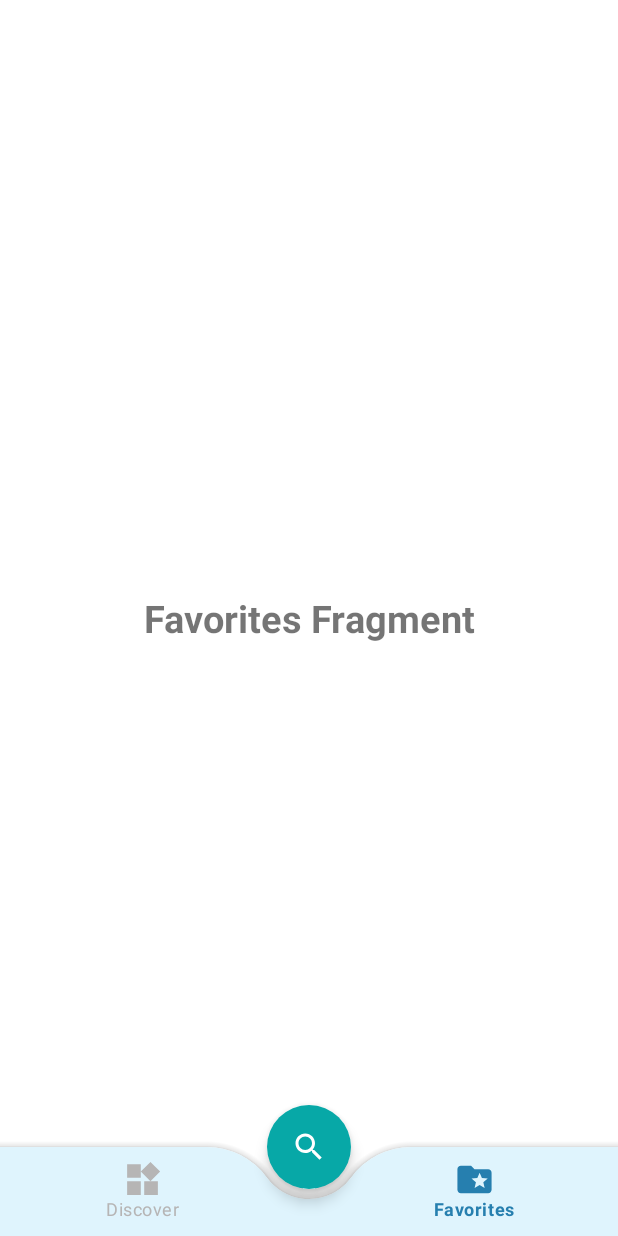
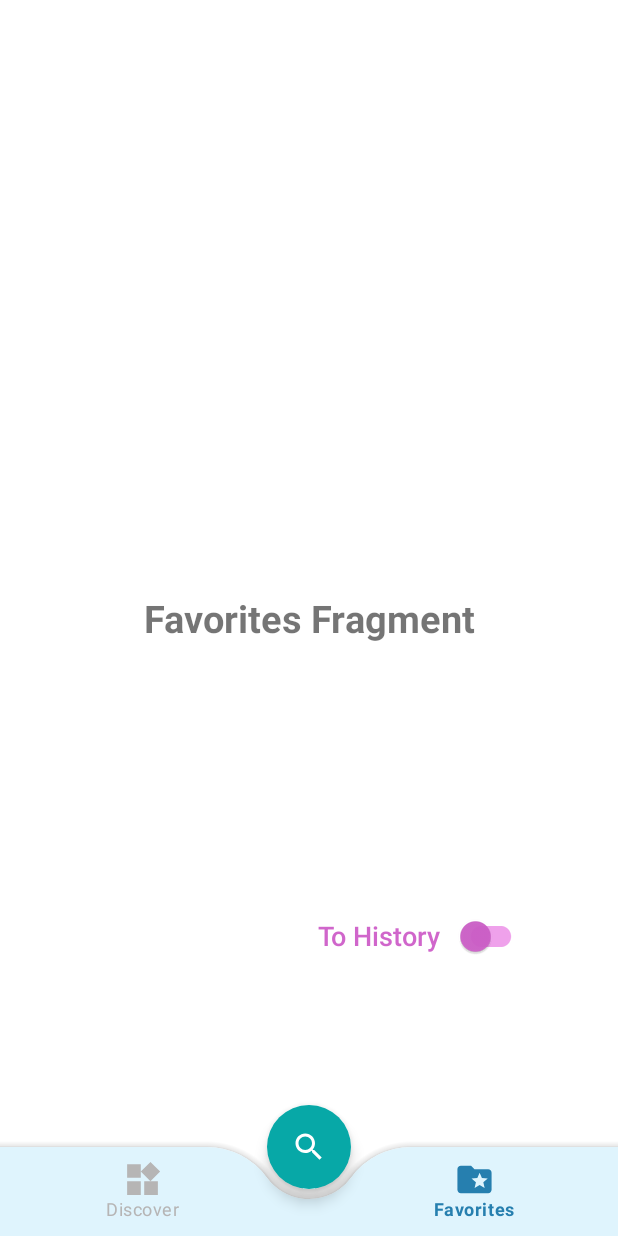
Before and after one commit to Catherine0120/MyNewsApp, an Android app: the screen it shows after launch (MainActivity), item 3 of the bottom bar chosen, on a phone screen of 412 x 824 dp. Run offline under Robolectric (Android 15) with nearby library versions, the phone set to English and light mode, and no system bars; libraries missing offline, so code that uses them is left out: com.github.ybq.android, com.mancj.materialsearchbar; plain views replace SpinKitView.

Commit message:
start fav/history functions

```diff
--- a/MyNewsApp/app/build.gradle
+++ b/MyNewsApp/app/build.gradle
@@ -41,5 +41,6 @@ dependencies {
     implementation 'com.google.android.material:material:1.6.1'
     implementation 'com.github.mancj:MaterialSearchBar:0.8.5'
     implementation 'com.github.ybq:Android-SpinKit:1.4.0'
+    implementation 'com.sackcentury:shinebutton:1.0.0'
 
 }
--- a/MyNewsApp/app/src/main/java/com/java/zhangshiying/DiscoverFragment.java
+++ b/MyNewsApp/app/src/main/java/com/java/zhangshiying/DiscoverFragment.java
@@ -16,6 +16,7 @@ import android.text.TextUtils;
 import android.view.LayoutInflater;
 import android.view.View;
 import android.view.ViewGroup;
+import android.widget.ImageView;
 import android.widget.Toast;
 
 import org.json.JSONArray;
--- a/MyNewsApp/app/src/main/java/com/java/zhangshiying/FavoritesFragment.java
+++ b/MyNewsApp/app/src/main/java/com/java/zhangshiying/FavoritesFragment.java
@@ -7,35 +7,44 @@ import androidx.fragment.app.Fragment;
 import android.view.LayoutInflater;
 import android.view.View;
 import android.view.ViewGroup;
+import android.widget.CompoundButton;
+
+import com.google.android.material.switchmaterial.SwitchMaterial;
+
+import java.util.ArrayList;
 
 public class FavoritesFragment extends Fragment {
 
-    public FavoritesFragment() {
-        // Required empty public constructor
-    }
+    public static ArrayList<News> favNewsList = new ArrayList<>();
+    public static ArrayList<News> historyNewsList = new ArrayList<>();
 
-//    public static FavoritesFragment newInstance(String param1, String param2) {
-//        FavoritesFragment fragment = new FavoritesFragment();
-//        Bundle args = new Bundle();
-//        args.putString(ARG_PARAM1, param1);
-//        args.putString(ARG_PARAM2, param2);
-//        fragment.setArguments(args);
-//        return fragment;
-//    }
-//
-//    @Override
-//    public void onCreate(Bundle savedInstanceState) {
-//        super.onCreate(savedInstanceState);
-//        if (getArguments() != null) {
-//            mParam1 = getArguments().getString(ARG_PARAM1);
-//            mParam2 = getArguments().getString(ARG_PARAM2);
-//        }
-//    }
+    SwitchMaterial mySwitch;
+
+    public FavoritesFragment() {}
+
 
     @Override
     public View onCreateView(LayoutInflater inflater, ViewGroup container,
                              Bundle savedInstanceState) {
         // Inflate the layout for this fragment
-        return inflater.inflate(R.layout.fragment_favorites, container, false);
+        View view = inflater.inflate(R.layout.fragment_favorites, container, false);
+        mySwitch = view.findViewById(R.id.switch_fav);
+        mySwitch.setOnCheckedChangeListener(new CompoundButton.OnCheckedChangeListener() {
+            @Override
+            public void onCheckedChanged(CompoundButton buttonView, boolean isChecked) {
+                if (isChecked) {
+                    mySwitch.setText("To Favorites");
+                    mySwitch.setTextColor(getResources().getColor(R.color.blue, null));
+                    System.out.println(historyNewsList.size());
+                }
+                else {
+                    mySwitch.setText("To History");
+                    mySwitch.setTextColor(getResources().getColor(R.color.dark_pink, null));
+                    System.out.println(favNewsList.size());
+                }
+            }
+        });
+
+        return view;
     }
 }
--- /dev/null
+++ b/MyNewsApp/app/src/main/res/drawable/ic_close.xml
@@ -0,0 +1,5 @@
+<vector android:height="24dp" android:tint="#000000"
+    android:viewportHeight="24" android:viewportWidth="24"
+    android:width="24dp" xmlns:android="http://schemas.android.com/apk/res/android">
+    <path android:fillColor="@android:color/white" android:pathData="M19,6.41L17.59,5 12,10.59 6.41,5 5,6.41 10.59,12 5,17.59 6.41,19 12,13.41 17.59,19 19,17.59 13.41,12z"/>
+</vector>
--- /dev/null
+++ b/MyNewsApp/app/src/main/res/drawable/select_switch_thumb.xml
@@ -0,0 +1,6 @@
+<?xml version="1.0" encoding="utf-8"?>
+<selector xmlns:android="http://schemas.android.com/apk/res/android">
+    <item android:color="@color/blue" android:state_checked="true"/>
+    <item android:color="@color/dark_pink" android:state_checked="false"/>
+
+</selector>
--- /dev/null
+++ b/MyNewsApp/app/src/main/res/drawable/select_switch_track.xml
@@ -0,0 +1,5 @@
+<?xml version="1.0" encoding="utf-8"?>
+<selector xmlns:android="http://schemas.android.com/apk/res/android">
+    <item android:color="@color/light_blue" android:state_checked="true"/>
+    <item android:color="@color/pink" android:state_checked="false"/>
+</selector>
--- a/MyNewsApp/app/src/main/res/layout/fragment_favorites.xml
+++ b/MyNewsApp/app/src/main/res/layout/fragment_favorites.xml
@@ -20,4 +20,26 @@
         app:layout_constraintEnd_toEndOf="parent"
         app:layout_constraintStart_toStartOf="parent"
         app:layout_constraintTop_toTopOf="parent" />
+
+    <com.google.android.material.switchmaterial.SwitchMaterial
+        android:id="@+id/switch_fav"
+        android:layout_width="wrap_content"
+        android:layout_height="wrap_content"
+        android:layout_marginLeft="150dp"
+        android:layout_marginTop="600dp"
+        android:fontFamily="sans-serif-medium"
+        android:text="To History"
+        android:textColor="@color/dark_pink"
+        android:textSize="18sp"
+        app:layout_constraintEnd_toEndOf="parent"
+        app:layout_constraintStart_toStartOf="parent"
+        app:layout_constraintTop_toTopOf="parent"
+        app:switchPadding="10dp"
+        android:checked="false"
+        android:gravity="center_vertical|right"
+        app:thumbTint="@drawable/select_switch_thumb"
+        app:trackTint="@drawable/select_switch_track"
+        app:useMaterialThemeColors="true"
+        tools:ignore="UseSwitchCompatOrMaterialXml" />
+
 </androidx.constraintlayout.widget.ConstraintLayout>
```
Also changed, not shown: MyNewsApp/app/src/main/java/com/java/zhangshiying/DetailNewsActivity.java (+18 -0 lines), MyNewsApp/app/src/main/java/com/java/zhangshiying/DiscoverAdapter.java (+14 -0 lines), MyNewsApp/app/src/main/res/layout/activity_detail_news.xml (+59 -2 lines), MyNewsApp/app/src/main/res/layout/news_card_layout.xml (+13 -1 lines), 1 other file.
